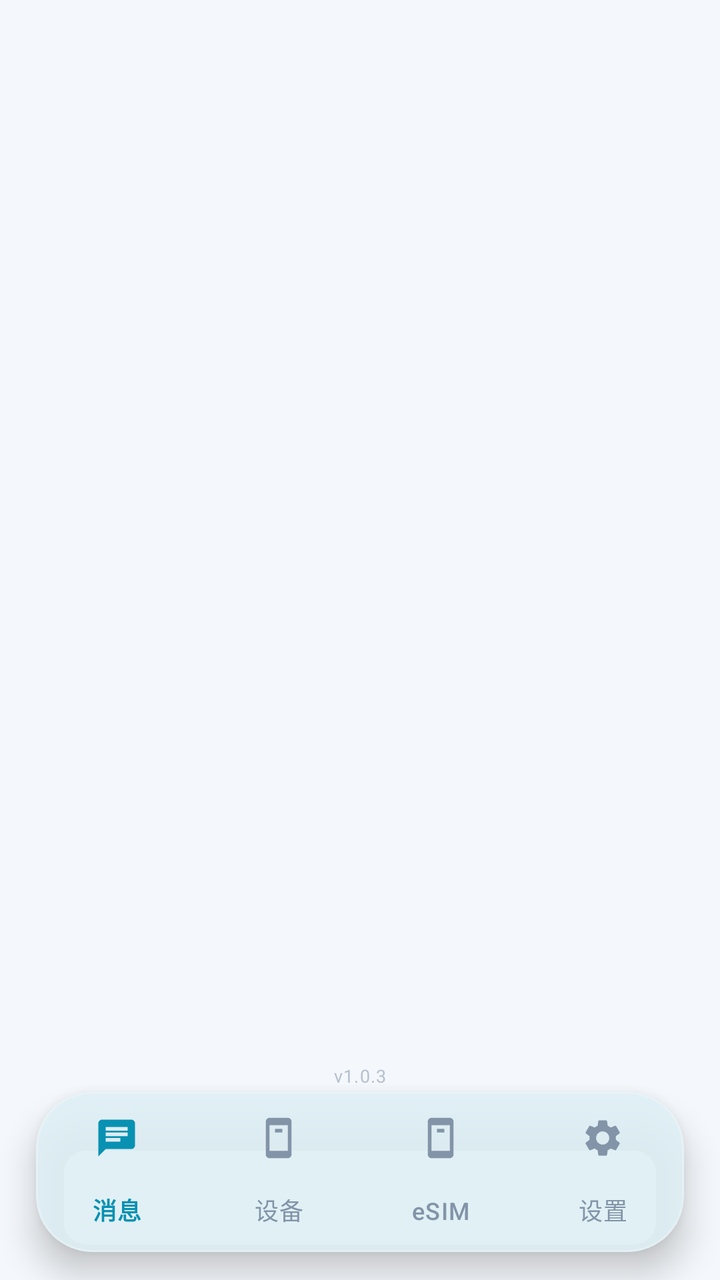
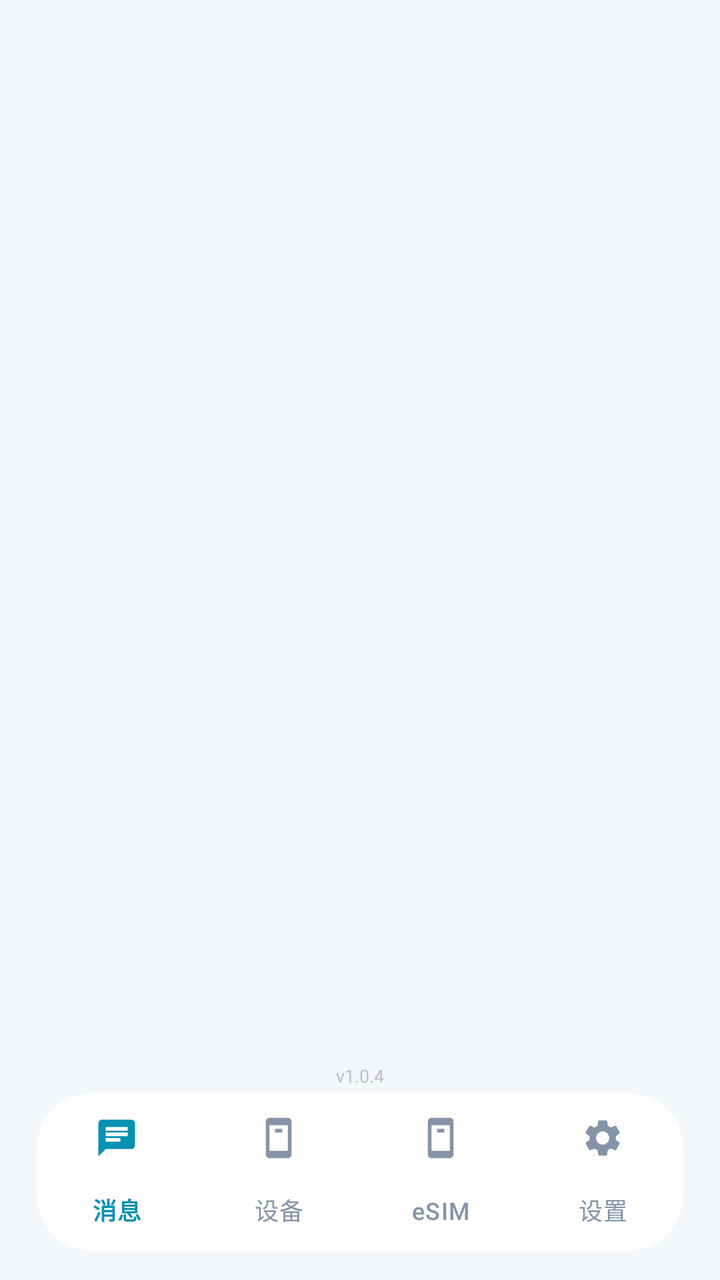

Two renders of the same Android screen: before a commit and after it. Below are the layout's source before the change and the commit's diff.
<!-- AndroidManifest.xml: activity theme Theme.SMSATBOX -->
<!-- res/layout/activity_main.xml -->
<?xml version="1.0" encoding="utf-8"?>
<androidx.constraintlayout.widget.ConstraintLayout
    xmlns:android="http://schemas.android.com/apk/res/android"
    xmlns:app="http://schemas.android.com/apk/res-auto"
    android:layout_width="match_parent"
    android:layout_height="match_parent"
    android:background="@color/bg_0">

    
    <FrameLayout
        android:id="@+id/container"
        android:layout_width="0dp"
        android:layout_height="0dp"
        app:layout_constraintTop_toTopOf="parent"
        app:layout_constraintStart_toStartOf="parent"
        app:layout_constraintEnd_toEndOf="parent"
        app:layout_constraintBottom_toBottomOf="parent" />

    
    <TextView
        android:id="@+id/versionText"
        android:layout_width="wrap_content"
        android:layout_height="wrap_content"
        android:text="v1.0.3"
        android:textSize="9sp"
        android:letterSpacing="0.05"
        android:textColor="@color/text_2"
        android:alpha="0.55"
        android:layout_marginBottom="2dp"
        app:layout_constraintBottom_toTopOf="@id/navCard"
        app:layout_constraintStart_toStartOf="parent"
        app:layout_constraintEnd_toEndOf="parent" />

    
    <com.google.android.material.card.MaterialCardView
        android:id="@+id/navCard"
        android:layout_width="0dp"
        android:layout_height="wrap_content"
        android:layout_marginStart="18dp"
        android:layout_marginEnd="18dp"
        android:layout_marginBottom="14dp"
        app:cardCornerRadius="28dp"
        app:cardElevation="10dp"
        app:cardBackgroundColor="@color/nav_glass"
        app:strokeWidth="1dp"
        app:strokeColor="@color/nav_glass_stroke"
        app:layout_constraintBottom_toBottomOf="parent"
        app:layout_constraintStart_toStartOf="parent"
        app:layout_constraintEnd_toEndOf="parent">

        <com.google.android.material.bottomnavigation.BottomNavigationView
            android:id="@+id/navView"
            android:layout_width="match_parent"
            android:layout_height="wrap_content"
            android:background="@android:color/transparent"
            app:elevation="0dp"
            app:itemIconTint="@color/nav_item_color"
            app:itemTextColor="@color/nav_item_color"
            app:itemActiveIndicatorStyle="@style/NavActiveIndicator"
            app:itemIconSize="22dp"
            app:labelVisibilityMode="labeled"
            app:menu="@menu/bottom_nav" />

    </com.google.android.material.card.MaterialCardView>

</androidx.constraintlayout.widget.ConstraintLayout>
<!-- resources referenced by this layout -->
<resources>
  <color name="bg_0">#F4F7FB</color>
  <color name="nav_glass">#F0FFFFFF</color>
  <color name="nav_glass_stroke">#40FFFFFF</color>
  <color name="text_2">#8394A8</color>
  <style name="NavActiveIndicator" parent="Widget.Material3.BottomNavigationView.ActiveIndicator">
          <item name="android:color">@color/nav_indicator</item>
      </style>
  <style name="Theme.SMSATBOX" parent="Theme.Material3.DayNight.NoActionBar">
          <item name="colorPrimary">@color/brand</item>
          <item name="colorSecondary">@color/brand_2</item>
          <item name="android:colorBackground">@color/bg_0</item>
          <item name="colorSurface">@color/surface</item>
          <item name="colorOnSurface">@color/text_0</item>
          <item name="colorOnBackground">@color/text_0</item>
          <item name="android:statusBarColor">@color/bg_1</item>
          <item name="android:navigationBarColor">@color/bg_1</item>
          <item name="android:windowBackground">@color/bg_0</item>
      </style>
  <color name="nav_indicator">#1F0891B2</color>
  <color name="brand">#0891B2</color>
  <color name="brand_2">#4F46E5</color>
  <color name="surface">#FFFFFF</color>
  <color name="text_0">#10192B</color>
  <color name="bg_1">#FFFFFF</color>
</resources>

<!-- the commit's change to res/layout/activity_main.xml (unified diff, before → after) -->
@@ -21,29 +21,26 @@
         android:id="@+id/versionText"
         android:layout_width="wrap_content"
         android:layout_height="wrap_content"
-        android:text="v1.0.3"
+        android:text="v1.0.4"
         android:textSize="9sp"
-        android:letterSpacing="0.05"
         android:textColor="@color/text_2"
         android:alpha="0.55"
         android:layout_marginBottom="2dp"
-        app:layout_constraintBottom_toTopOf="@id/navCard"
+        app:layout_constraintBottom_toTopOf="@id/navDock"
         app:layout_constraintStart_toStartOf="parent"
         app:layout_constraintEnd_toEndOf="parent" />
 
     
-    <com.google.android.material.card.MaterialCardView
-        android:id="@+id/navCard"
+    <FrameLayout
+        android:id="@+id/navDock"
         android:layout_width="0dp"
         android:layout_height="wrap_content"
         android:layout_marginStart="18dp"
         android:layout_marginEnd="18dp"
         android:layout_marginBottom="14dp"
-        app:cardCornerRadius="28dp"
-        app:cardElevation="10dp"
-        app:cardBackgroundColor="@color/nav_glass"
-        app:strokeWidth="1dp"
-        app:strokeColor="@color/nav_glass_stroke"
+        android:background="@drawable/bg_nav_dock"
+        android:elevation="10dp"
+        android:outlineProvider="background"
         app:layout_constraintBottom_toBottomOf="parent"
         app:layout_constraintStart_toStartOf="parent"
         app:layout_constraintEnd_toEndOf="parent">
@@ -56,11 +53,10 @@
             app:elevation="0dp"
             app:itemIconTint="@color/nav_item_color"
             app:itemTextColor="@color/nav_item_color"
-            app:itemActiveIndicatorStyle="@style/NavActiveIndicator"
             app:itemIconSize="22dp"
             app:labelVisibilityMode="labeled"
             app:menu="@menu/bottom_nav" />
 
-    </com.google.android.material.card.MaterialCardView>
+    </FrameLayout>
 
 </androidx.constraintlayout.widget.ConstraintLayout>
<!-- resource entries referenced after the edit -->
@@ -4,9 +4,14 @@
   <color name="nav_glass">#F0FFFFFF</color>
   <color name="nav_glass_stroke">#40FFFFFF</color>
   <color name="text_2">#8394A8</color>
-  <style name="NavActiveIndicator" parent="Widget.Material3.BottomNavigationView.ActiveIndicator">
-          <item name="android:color">@color/nav_indicator</item>
-      </style>
+  <!-- drawable bg_nav_dock (drawable) -->
+  <?xml version="1.0" encoding="utf-8"?>
+  <shape xmlns:android="http://schemas.android.com/apk/res/android"
+      android:shape="rectangle">
+      <solid android:color="@color/nav_glass" />
+      <corners android:radius="28dp" />
+      <stroke android:width="1dp" android:color="@color/nav_glass_stroke" />
+  </shape>
   <style name="Theme.SMSATBOX" parent="Theme.Material3.DayNight.NoActionBar">
           <item name="colorPrimary">@color/brand</item>
           <item name="colorSecondary">@color/brand_2</item>
@@ -18,7 +23,6 @@
           <item name="android:navigationBarColor">@color/bg_1</item>
           <item name="android:windowBackground">@color/bg_0</item>
       </style>
-  <color name="nav_indicator">#1F0891B2</color>
   <color name="brand">#0891B2</color>
   <color name="brand_2">#4F46E5</color>
   <color name="surface">#FFFFFF</color>
